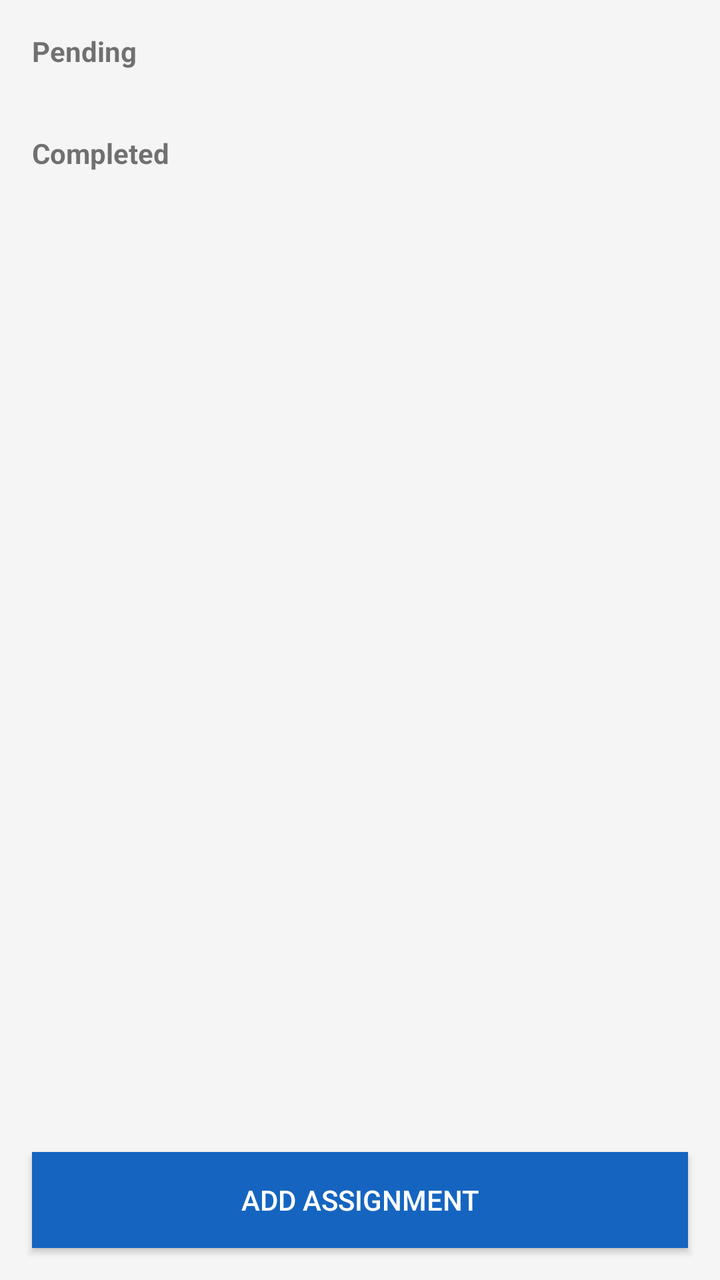
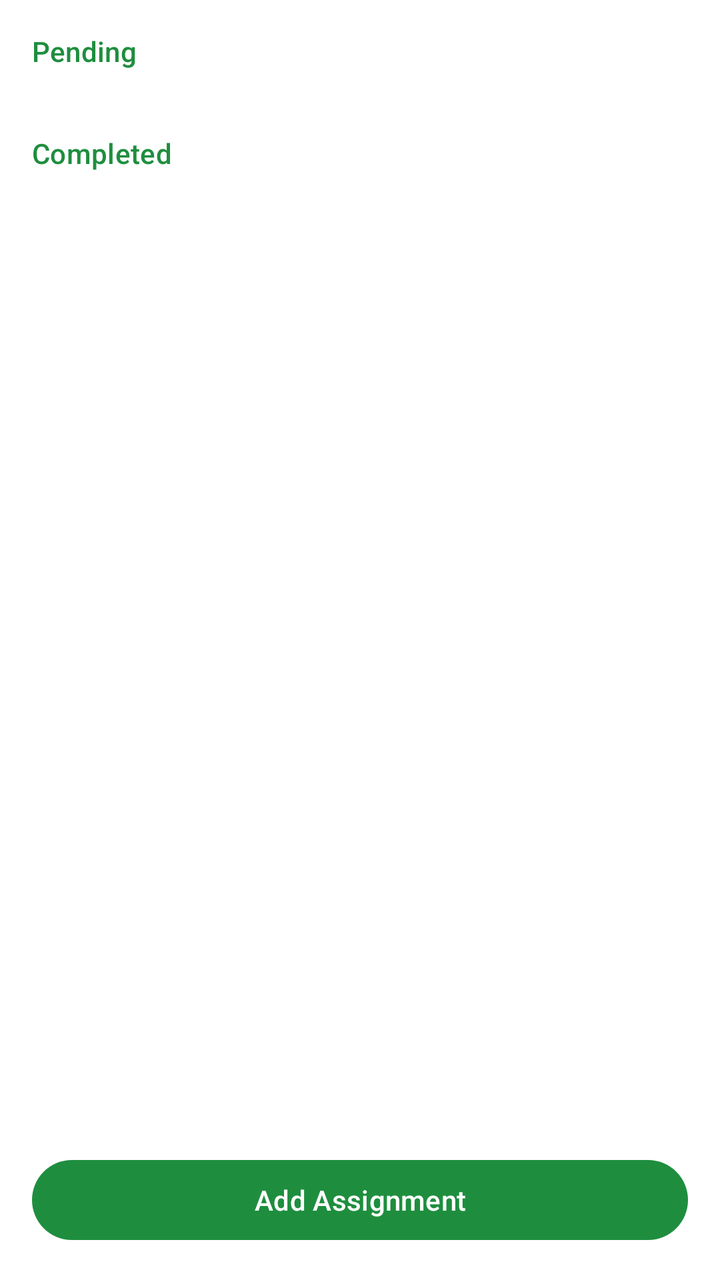

Screens rendered from an Android XML layout before and after an edit, with the pre-edit source and the edit as a unified diff.
<!-- AndroidManifest.xml: application theme Theme.Studbuddy -->
<!-- res/layout/fragment_assignments.xml -->
<?xml version="1.0" encoding="utf-8"?>
<LinearLayout xmlns:android="http://schemas.android.com/apk/res/android"
    xmlns:app="http://schemas.android.com/apk/res-auto"
    android:layout_width="match_parent"
    android:layout_height="match_parent"
    android:background="@color/colorBackground"
    android:orientation="vertical">

    <androidx.core.widget.NestedScrollView
        android:layout_width="match_parent"
        android:layout_height="0dp"
        android:layout_weight="1"
        android:fillViewport="true">

        <LinearLayout
            android:layout_width="match_parent"
            android:layout_height="wrap_content"
            android:orientation="vertical"
            android:padding="8dp">

            <TextView
                android:layout_width="wrap_content"
                android:layout_height="wrap_content"
                android:text="Pending"
                android:textStyle="bold"
                android:padding="8dp"/>

            <androidx.recyclerview.widget.RecyclerView
                android:id="@+id/rvPending"
                android:layout_width="match_parent"
                android:layout_height="wrap_content"
                android:nestedScrollingEnabled="false"
                app:layoutManager="androidx.recyclerview.widget.LinearLayoutManager" />

            <TextView
                android:layout_width="wrap_content"
                android:layout_height="wrap_content"
                android:text="Completed"
                android:textStyle="bold"
                android:layout_marginTop="16dp"
                android:padding="8dp"/>

            <androidx.recyclerview.widget.RecyclerView
                android:id="@+id/rvCompleted"
                android:layout_width="match_parent"
                android:layout_height="wrap_content"
                android:nestedScrollingEnabled="false"
                app:layoutManager="androidx.recyclerview.widget.LinearLayoutManager" />

        </LinearLayout>
    </androidx.core.widget.NestedScrollView>

    <Button
        android:id="@+id/btnAddAssignment"
        android:layout_width="match_parent"
        android:layout_height="wrap_content"
        android:layout_margin="16dp"
        android:background="@color/colorPrimary"
        android:text="Add Assignment"
        android:textColor="@color/white" />
</LinearLayout>
<!-- resources referenced by this layout -->
<resources>
  <color name="colorBackground">#F5F5F5</color>
  <color name="colorPrimary">#1565C0</color>
  <color name="white">#FFFFFFFF</color>
  <style name="Theme.Studbuddy" parent="Theme.AppCompat.Light.NoActionBar">
          
          <item name="colorPrimary">@color/colorPrimary</item>
          <item name="colorPrimaryDark">@color/colorPrimaryDark</item>
          <item name="colorAccent">@color/colorAccent</item>
          
          <item name="android:windowBackground">@color/colorBackground</item>
      </style>
  <color name="colorPrimaryDark">#003c8f</color>
  <color name="colorAccent">#42A5F5</color>
</resources>

<!-- the commit's change to res/layout/fragment_assignments.xml (unified diff, before → after) -->
@@ -3,7 +3,7 @@
     xmlns:app="http://schemas.android.com/apk/res-auto"
     android:layout_width="match_parent"
     android:layout_height="match_parent"
-    android:background="@color/colorBackground"
+    android:background="?attr/colorSurface"
     android:orientation="vertical">
 
     <androidx.core.widget.NestedScrollView
@@ -22,7 +22,8 @@
                 android:layout_width="wrap_content"
                 android:layout_height="wrap_content"
                 android:text="Pending"
-                android:textStyle="bold"
+                android:textAppearance="?attr/textAppearanceTitleSmall"
+                android:textColor="?attr/colorPrimary"
                 android:padding="8dp"/>
 
             <androidx.recyclerview.widget.RecyclerView
@@ -36,7 +37,8 @@
                 android:layout_width="wrap_content"
                 android:layout_height="wrap_content"
                 android:text="Completed"
-                android:textStyle="bold"
+                android:textAppearance="?attr/textAppearanceTitleSmall"
+                android:textColor="?attr/colorPrimary"
                 android:layout_marginTop="16dp"
                 android:padding="8dp"/>
 
@@ -50,12 +52,11 @@
         </LinearLayout>
     </androidx.core.widget.NestedScrollView>
 
-    <Button
+    <com.google.android.material.button.MaterialButton
         android:id="@+id/btnAddAssignment"
         android:layout_width="match_parent"
         android:layout_height="wrap_content"
         android:layout_margin="16dp"
-        android:background="@color/colorPrimary"
-        android:text="Add Assignment"
-        android:textColor="@color/white" />
+        android:text="@string/add_assignment_button"
+        style="@style/Widget.Material3.Button" />
 </LinearLayout>
<!-- resource entries referenced after the edit -->
@@ -1,17 +1,59 @@
 <!-- resources referenced by this layout -->
 <resources>
-  <color name="colorBackground">#F5F5F5</color>
-  <color name="colorPrimary">#1565C0</color>
-  <color name="white">#FFFFFFFF</color>
-  <style name="Theme.Studbuddy" parent="Theme.AppCompat.Light.NoActionBar">
+  <string name="add_assignment_button">Add Assignment</string>
+  <style name="Theme.Studbuddy" parent="Theme.Material3.DayNight.NoActionBar">
           
-          <item name="colorPrimary">@color/colorPrimary</item>
-          <item name="colorPrimaryDark">@color/colorPrimaryDark</item>
-          <item name="colorAccent">@color/colorAccent</item>
+          <item name="colorPrimary">@color/md_theme_light_primary</item>
+          <item name="colorOnPrimary">@color/md_theme_light_onPrimary</item>
+          <item name="colorPrimaryContainer">@color/md_theme_light_primaryContainer</item>
+          <item name="colorOnPrimaryContainer">@color/md_theme_light_onPrimaryContainer</item>
+          <item name="colorSecondary">@color/md_theme_light_secondary</item>
+          <item name="colorOnSecondary">@color/md_theme_light_onSecondary</item>
+          <item name="colorSecondaryContainer">@color/md_theme_light_secondaryContainer</item>
+          <item name="colorOnSecondaryContainer">@color/md_theme_light_onSecondaryContainer</item>
+          <item name="colorTertiary">@color/md_theme_light_tertiary</item>
+          <item name="colorOnTertiary">@color/md_theme_light_onTertiary</item>
+          <item name="colorTertiaryContainer">@color/md_theme_light_tertiaryContainer</item>
+          <item name="colorOnTertiaryContainer">@color/md_theme_light_onTertiaryContainer</item>
+          <item name="colorError">@color/md_theme_light_error</item>
+          <item name="colorOnError">@color/md_theme_light_onError</item>
+          <item name="colorErrorContainer">@color/md_theme_light_errorContainer</item>
+          <item name="colorOnErrorContainer">@color/md_theme_light_onErrorContainer</item>
+          <item name="android:windowBackground">@color/md_theme_light_background</item>
+          <item name="colorOutline">@color/md_theme_light_outline</item>
+          <item name="colorSurfaceVariant">@color/md_theme_light_surfaceVariant</item>
+          <item name="colorOnSurfaceVariant">@color/md_theme_light_onSurfaceVariant</item>
+          <item name="colorSurface">@color/md_theme_light_surface</item>
+          <item name="colorOnSurface">@color/md_theme_light_onSurface</item>
+  
           
-          <item name="android:windowBackground">@color/colorBackground</item>
+          <item name="headerBackground">?attr/colorSurface</item>
+          <item name="headerTextColor">?attr/colorOnSurface</item>
+  
+          
+          <item name="materialCardViewStyle">@style/Widget.Material3.CardView.Outlined</item>
       </style>
-  <color name="colorPrimaryDark">#003c8f</color>
-  <color name="colorAccent">#42A5F5</color>
+  <color name="md_theme_light_primary">#1E8E3E</color>
+  <color name="md_theme_light_onPrimary">#FFFFFF</color>
+  <color name="md_theme_light_primaryContainer">#E6F4EA</color>
+  <color name="md_theme_light_onPrimaryContainer">#0D652D</color>
+  <color name="md_theme_light_secondary">#5F6368</color>
+  <color name="md_theme_light_onSecondary">#FFFFFF</color>
+  <color name="md_theme_light_secondaryContainer">#E8EAED</color>
+  <color name="md_theme_light_onSecondaryContainer">#202124</color>
+  <color name="md_theme_light_tertiary">#1967D2</color>
+  <color name="md_theme_light_onTertiary">#FFFFFF</color>
+  <color name="md_theme_light_tertiaryContainer">#E8F0FE</color>
+  <color name="md_theme_light_onTertiaryContainer">#174EA6</color>
+  <color name="md_theme_light_error">#D93025</color>
+  <color name="md_theme_light_onError">#FFFFFF</color>
+  <color name="md_theme_light_errorContainer">#FCE8E6</color>
+  <color name="md_theme_light_onErrorContainer">#A50E0E</color>
+  <color name="md_theme_light_background">#F8F9FA</color>
+  <color name="md_theme_light_outline">#DADCE0</color>
+  <color name="md_theme_light_surfaceVariant">#F1F3F4</color>
+  <color name="md_theme_light_onSurfaceVariant">#5F6368</color>
+  <color name="md_theme_light_surface">#FFFFFF</color>
+  <color name="md_theme_light_onSurface">#202124</color>
 </resources>
 
